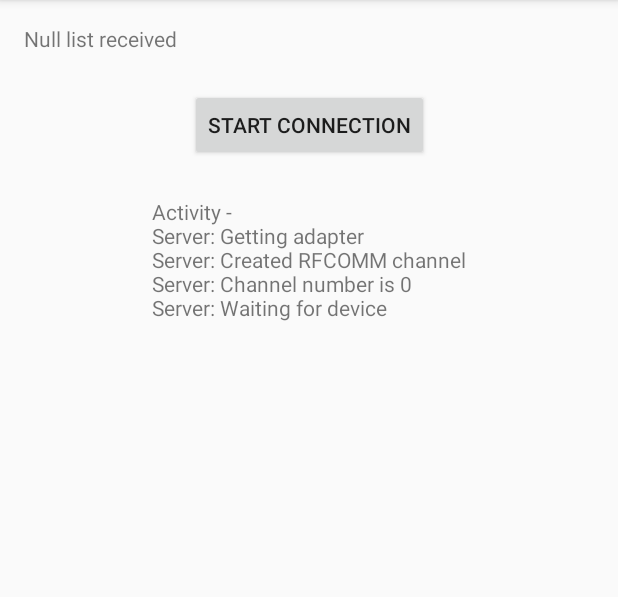
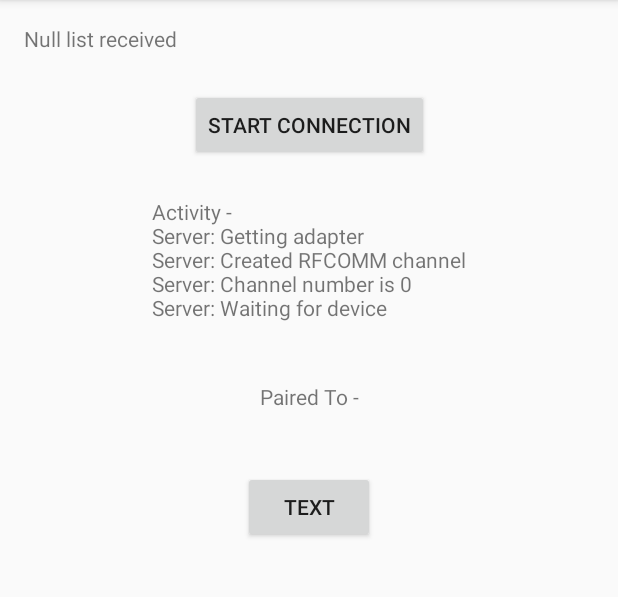
Before and after one commit to naishadh14/Discom, an Android app: the ConnectDevices screen opened directly, with no data from a screen before it, on a phone screen of 412 x 824 dp, the part 84-681 px from its top. Run offline under Robolectric (Android 15) with nearby library versions, the phone set to English and light mode, and no system bars.

Commit message:
Added tracking for list of recently paired devices

```diff
--- a/app/src/main/AndroidManifest.xml
+++ b/app/src/main/AndroidManifest.xml
@@ -19,6 +19,8 @@
         </activity>
         <activity android:name=".ConnectDevices">
         </activity>
+        <activity android:name=".ConfirmNumber">
+        </activity>
         <activity android:name=".MainActivity">
             <intent-filter>
                 <action android:name="android.intent.action.MAIN" />
--- a/app/src/main/java/com/example/discom/BluetoothClient.java
+++ b/app/src/main/java/com/example/discom/BluetoothClient.java
@@ -38,6 +38,10 @@ public class BluetoothClient extends Thread {
             sendMessageUp(Constants.CLIENT_ATTEMPTING_CONNECTION);
             bluetoothSocket.connect();
             sendMessageUp(Constants.CLIENT_CONNECTED);
+            Message msg = new Message();
+            msg.what = Constants.DEFAULT;
+            msg.obj = this.bluetoothDevice;
+            handler.sendMessage(msg);
         } catch (IOException e) {
             sendMessageUp(Constants.CLIENT_CONNECTION_FAIL);
             try {
--- a/app/src/main/java/com/example/discom/BluetoothServer.java
+++ b/app/src/main/java/com/example/discom/BluetoothServer.java
@@ -42,6 +42,10 @@ public class BluetoothServer extends Thread {
             if(socket != null) {
                 //manage socket in separate thread
                 sendMessageUp(Constants.SERVER_DEVICE_CONNECTED);
+                Message msg = new Message();
+                msg.what = Constants.DEFAULT;
+                msg.obj = socket.getRemoteDevice();
+                handler.sendMessage(msg);
                 //close the socket, since only one connection per socket
                 try {
                     bluetoothServer.close();
--- a/app/src/main/java/com/example/discom/Constants.java
+++ b/app/src/main/java/com/example/discom/Constants.java
@@ -45,5 +45,7 @@ public final class Constants {
     static final int CLIENT_CLOSING_SOCKET = 8514;
     static final String CLIENT_CLOSING_SOCKET_TEXT = "Client: Closing socket";
 
+    static final int DEFAULT = 8515;
+
 
 }
--- a/app/src/main/java/com/example/discom/MainActivity.java
+++ b/app/src/main/java/com/example/discom/MainActivity.java
@@ -149,13 +149,11 @@ public class MainActivity extends AppCompatActivity {
     }
 
     public void NavigateToConnectDevices(View view) {
-/*
         if(this.discoveredDevices.size() == 0) {
             Toast toast = Toast.makeText(getApplicationContext(), "No devices found!", Toast.LENGTH_SHORT);
             toast.show();
             return;
         }
-*/
         Intent intent = new Intent(this, ConnectDevices.class);
         intent.putExtra("DeviceList", (Serializable) this.discoveredDevices);
         startActivity(intent);
--- a/app/src/main/res/layout/activity_main.xml
+++ b/app/src/main/res/layout/activity_main.xml
@@ -16,7 +16,9 @@
             android:id="@+id/textView3"
             android:layout_width="wrap_content"
             android:layout_height="wrap_content"
+            android:maxLines="10"
             android:scrollbarAlwaysDrawHorizontalTrack="false"
+            android:scrollbarAlwaysDrawVerticalTrack="true"
             android:scrollbars="vertical"
             android:text="Activity -"
             android:textSize="18sp"
--- a/app/src/main/res/layout/connect_devices.xml
+++ b/app/src/main/res/layout/connect_devices.xml
@@ -32,9 +32,34 @@
         android:layout_width="wrap_content"
         android:layout_height="wrap_content"
         android:layout_marginTop="24dp"
+        android:maxLines="15"
+        android:scrollbars="vertical"
         android:text="Activity -"
         app:layout_constraintEnd_toEndOf="parent"
         app:layout_constraintHorizontal_bias="0.5"
         app:layout_constraintStart_toStartOf="parent"
         app:layout_constraintTop_toBottomOf="@+id/button5" />
+
+    <TextView
+        android:id="@+id/textView7"
+        android:layout_width="wrap_content"
+        android:layout_height="wrap_content"
+        android:layout_marginTop="24dp"
+        android:text="Paired To -"
+        app:layout_constraintEnd_toEndOf="parent"
+        app:layout_constraintHorizontal_bias="0.5"
+        app:layout_constraintStart_toStartOf="parent"
+        app:layout_constraintTop_toBottomOf="@+id/textView6" />
+
+    <Button
+        android:id="@+id/button7"
+        android:layout_width="wrap_content"
+        android:layout_height="wrap_content"
+        android:layout_marginTop="24dp"
+        android:onClick="numberConfirmation"
+        android:text="Text"
+        app:layout_constraintEnd_toEndOf="parent"
+        app:layout_constraintHorizontal_bias="0.5"
+        app:layout_constraintStart_toStartOf="parent"
+        app:layout_constraintTop_toBottomOf="@+id/textView7" />
 </androidx.constraintlayout.widget.ConstraintLayout>
```
Also changed, not shown: app/src/main/java/com/example/discom/ConfirmNumber.java (added, +7 -0 lines), app/src/main/java/com/example/discom/ConnectDevices.java (+56 -1 lines), 1 other file.
